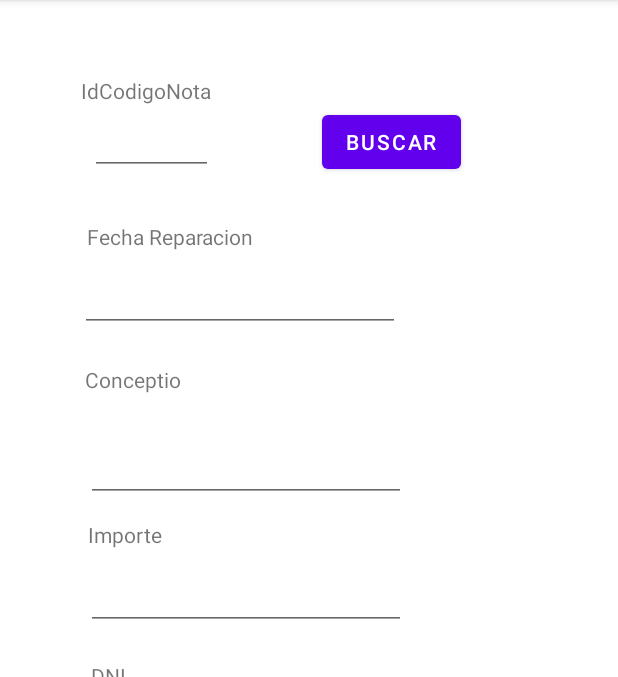
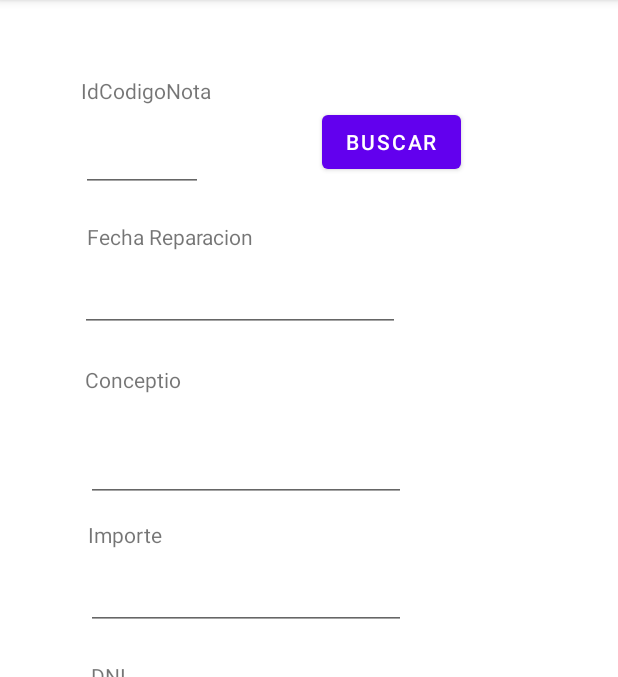
Before and after one commit to xabier100/ANDROID_APP_GarageManagement, an Android app: the screen it shows after launch (MantenimientoFacturas), after a tap on "FACTURAS", on a phone screen of 412 x 824 dp, the part 84-761 px from its top. Run offline under Robolectric (Android 15) with nearby library versions, the phone set to English and light mode, and no system bars.

Commit message:
Metodo alta y baja de facturas implementado falta testearlos

```diff
--- a/ProyectoAndroid/app/src/main/java/com/example/proyectoandroid/MainActivity.java
+++ b/ProyectoAndroid/app/src/main/java/com/example/proyectoandroid/MainActivity.java
@@ -17,7 +17,7 @@ public class MainActivity extends AppCompatActivity implements View.OnClickListe
     protected void onCreate(Bundle savedInstanceState) {
         super.onCreate(savedInstanceState);
         setContentView(R.layout.activity_main);
-        toh=new TallerOpenHelper(this, NOMBRE_BD,null,1);
+        toh=new TallerOpenHelper(this, NOMBRE_BD,null,2);
         //Asignar a cada boton su vista
         btnMantenimientoClientes=findViewById(R.id.btnMantenimientoClientes);
         btnMantenimientoFacturas=findViewById(R.id.btnMantenimientoFacturas);
--- a/ProyectoAndroid/app/src/main/java/com/example/proyectoandroid/TallerOpenHelper.java
+++ b/ProyectoAndroid/app/src/main/java/com/example/proyectoandroid/TallerOpenHelper.java
@@ -39,7 +39,7 @@ public class TallerOpenHelper extends SQLiteOpenHelper {
             "    CodigoNota         INTEGER," +
             "    DNI                TEXT UNIQUE," +
             "    FechaReparacion INTEGER," +
-            "    Concepcto          TEXT," +
+            "    Concepto          TEXT," +
             "    Importe            INTEGER," +
             "    PRIMARY KEY (" +
             "        CodigoNota" +
@@ -77,7 +77,9 @@ public class TallerOpenHelper extends SQLiteOpenHelper {
             "               );" +
             "END;";
 
-
+    private String strDropTablaClientes="DROP TABLE IF EXISTS Clientes";
+    private String strDropTablaVehiculos="DROP TABLE IF EXISTS Vehiculos";
+    private String strDropTablaFacturas="DROP TABLE IF EXISTS NotasReparaciones";
     public TallerOpenHelper(@Nullable Context context, @Nullable String name, @Nullable SQLiteDatabase.CursorFactory factory, int version) {
         super(context, name, factory, version);
     }
@@ -93,6 +95,9 @@ public class TallerOpenHelper extends SQLiteOpenHelper {
 
     @Override
     public void onUpgrade(SQLiteDatabase db, int oldVersion, int newVersion) {
-
+        db.execSQL(strDropTablaClientes);
+        db.execSQL(strDropTablaVehiculos);
+        db.execSQL(strDropTablaFacturas);
+        this.onCreate(db);
     }
 }
--- a/ProyectoAndroid/app/src/main/res/layout/activity_mantenimiento_facturas.xml
+++ b/ProyectoAndroid/app/src/main/res/layout/activity_mantenimiento_facturas.xml
@@ -33,16 +33,16 @@
 
     <EditText
         android:id="@+id/txtIdCodigoNota"
-        android:layout_width="82dp"
-        android:layout_height="32dp"
+        android:layout_width="81dp"
+        android:layout_height="43dp"
         android:ems="10"
         android:inputType="textPersonName"
         app:layout_constraintBottom_toBottomOf="parent"
         app:layout_constraintEnd_toEndOf="parent"
-        app:layout_constraintHorizontal_bias="0.182"
+        app:layout_constraintHorizontal_bias="0.163"
         app:layout_constraintStart_toStartOf="parent"
         app:layout_constraintTop_toTopOf="parent"
-        app:layout_constraintVertical_bias="0.115" />
+        app:layout_constraintVertical_bias="0.117" />
 
     <Button
         android:id="@+id/btnBuscar"
```
Also changed, not shown: ProyectoAndroid/app/src/main/java/com/example/proyectoandroid/MantenimientoFacturas.java (+74 -0 lines), 1 other file.
